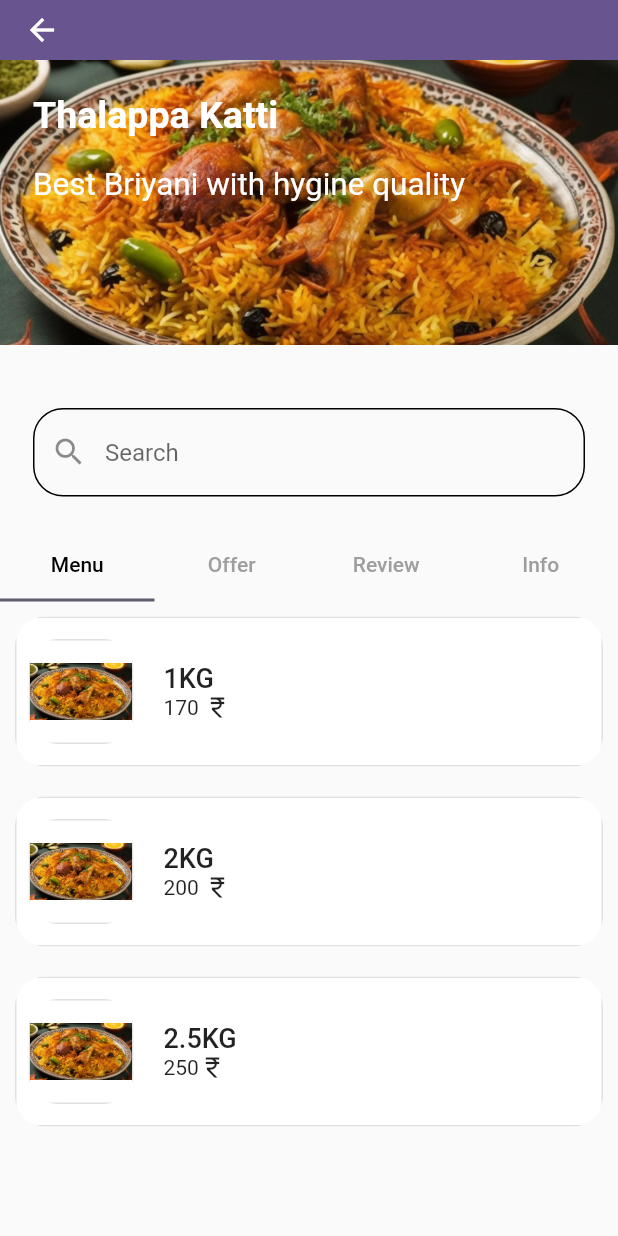
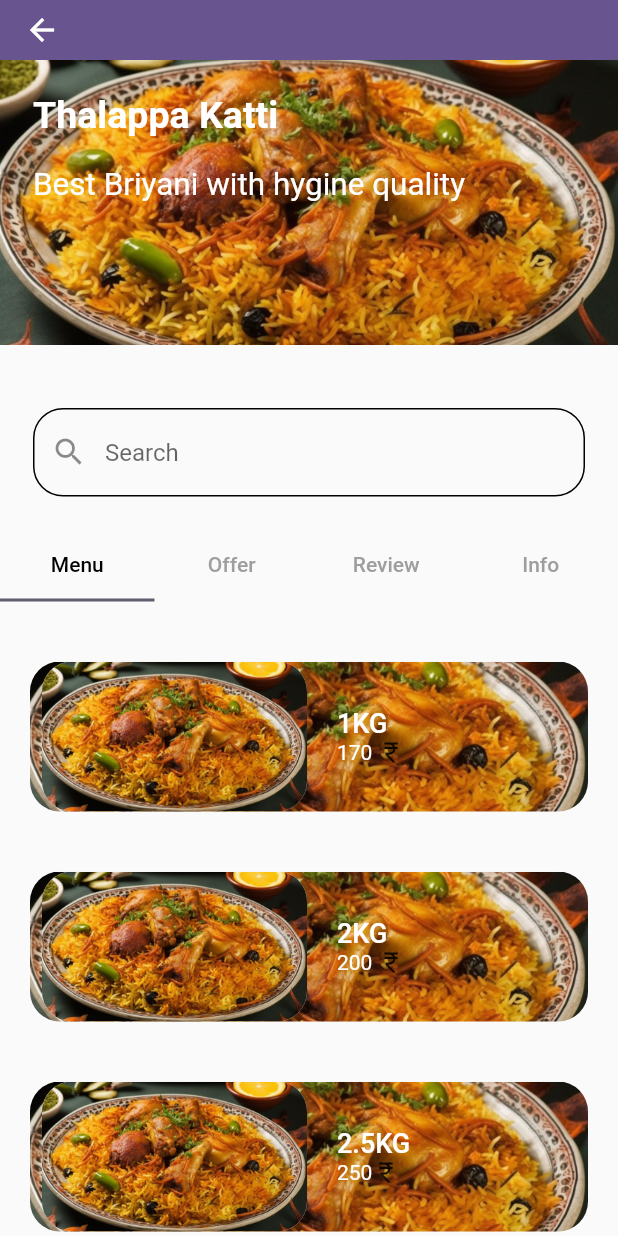
Before and after one commit to Androidaareesh/Takeurs-userapp, a Flutter app: the DetailedOffer screen opened directly, on a phone screen of 412 x 824 dp. Run offline on Flutter 3.47's test engine with Material 2 defaults, Android fonts, the phone set to English and light mode, and no system bars; our stand-ins replace carousel_slider, dots_indicator, flutter_svg, fluttertoast, geocoding, geolocator and 3 more; missing offline and left inert: dart:ffi; network calls fail.

Commit message:
detailed page

```diff
--- a/lib/widgets/OfferNearBy/DetailedPage.dart
+++ b/lib/widgets/OfferNearBy/DetailedPage.dart
@@ -108,22 +108,26 @@ class _DetailedOfferState extends State<DetailedOffer> {
                            ]
                ),
             ),
+            const SizedBox(
+              height: 20,
+            ),
              Flexible(
                child: ListView.builder(
                   itemCount: products.length,
                   itemBuilder: (context, index) {
                     final product = products[index];
                     return Padding(
-                      padding: const EdgeInsets.all(10.0),
+                      padding: const EdgeInsets.all(20.0),
                       child: ClipRRect(
                         borderRadius: BorderRadius.circular(20),
                         child: Container(
                           decoration: BoxDecoration(
-                            border: Border.all(
-                                width: 1, color: Colors.grey.shade300),
-                            color: Colors.white,
+                            image: DecorationImage(image: AssetImage(product.image),
+                            fit: BoxFit.cover),
+                            color: Colors.grey.shade200,
                           ),
                           height: 100,
+                          width: double.infinity,
                           child: Row(
                             mainAxisAlignment: MainAxisAlignment.spaceBetween,
                             children: [
@@ -136,11 +140,9 @@ class _DetailedOfferState extends State<DetailedOffer> {
                                       child: Container(
                                           decoration: BoxDecoration(
                                              // color: white,
-                                              border: Border.all(
-                                                  width: 1,
-                                                  color: Colors.grey.shade300)),
-                                          height: 70,
-                                          width: 70,
+                                             color: Colors.grey.shade200
+                                            ),
+
                                           child: Image.asset(product.image)),
                                     ),
                                     const SizedBox(
@@ -156,11 +158,15 @@ class _DetailedOfferState extends State<DetailedOffer> {
                                           product.productname,
                                           style: const TextStyle(
                                               fontSize: 18,
+                                              color: Colors.white,
                                               fontWeight: FontWeight.w500),
                                         ),
                                         Row(
                                           children: [
-                                            Text(product.price),
+                                            Text(product.price,
+                                            style: TextStyle(
+                                              color: Colors.white
+                                            ),),
                                             const Icon(Icons.currency_rupee,size: 18,)
                                           ],
                                         ),
```
